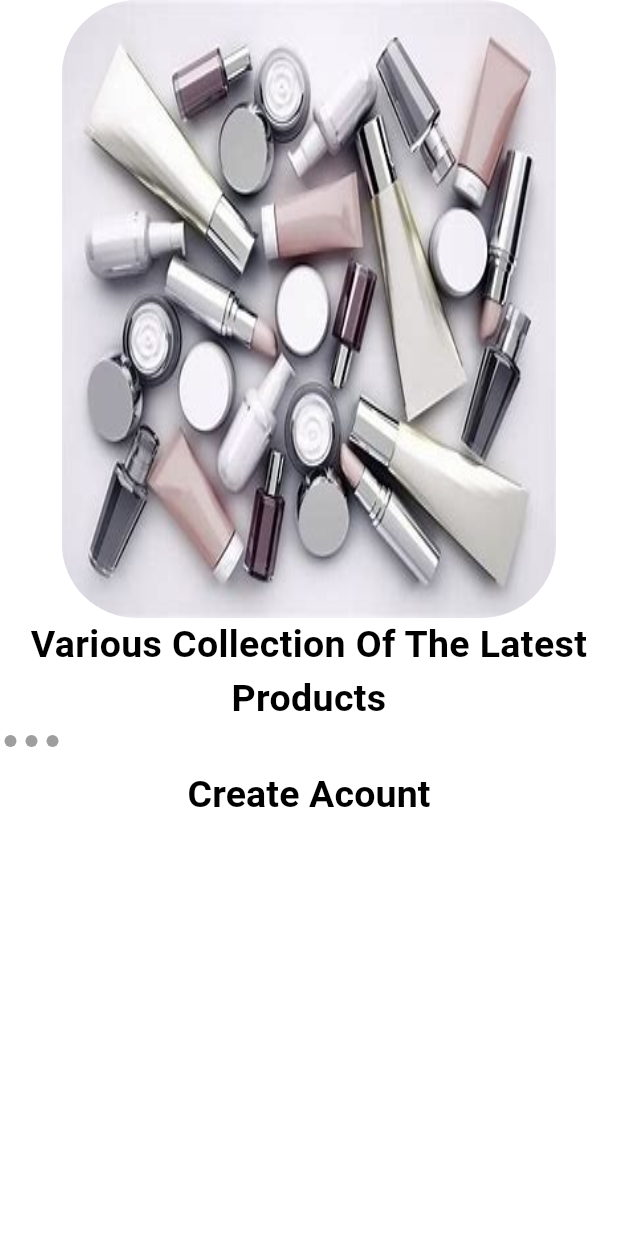
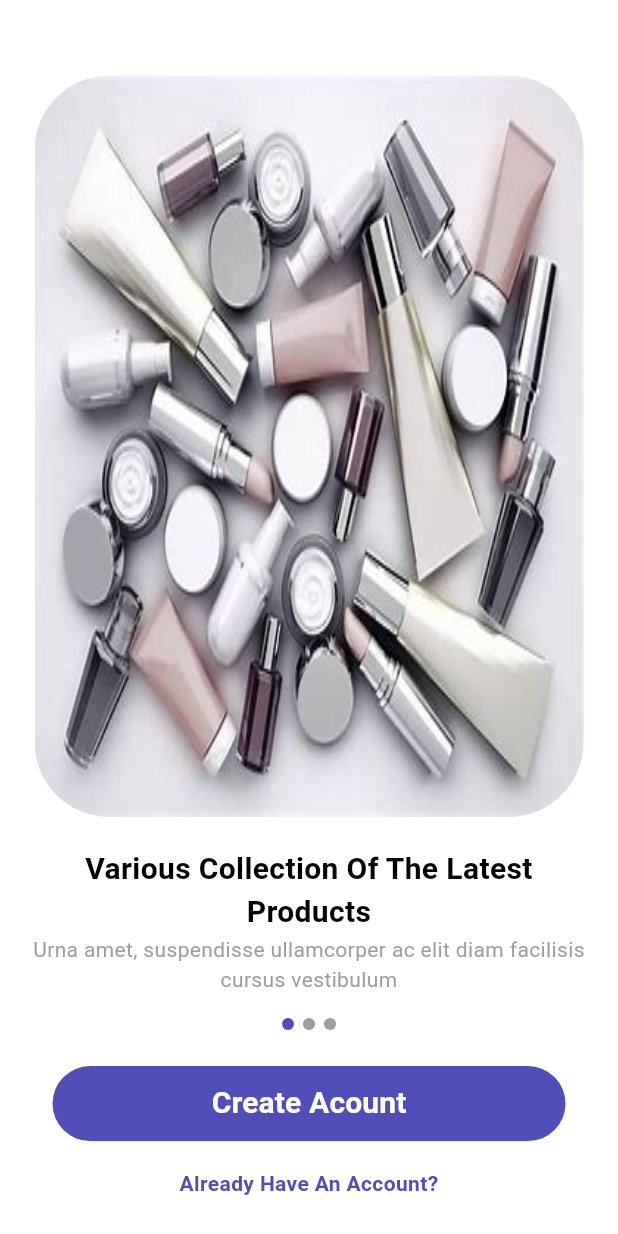
Before and after one commit to ibrahimalnagar45/Kutuku, a Flutter app: the screen it shows after launch, on a phone screen of 412 x 824 dp. Run offline on Flutter 3.47's test engine with Material 3 defaults, Android fonts, the phone set to English and light mode, and no system bars; our stand-ins replace flutter_svg, go_router.

Commit message:
Add registration feature and update onboarding view
- Added registration feature with register view and custom text field.
- Updated onboarding view with slider models, dots, and navigation button.

```diff
--- a/lib/constants.dart
+++ b/lib/constants.dart
@@ -1,4 +1,23 @@
 import 'package:flutter/material.dart';
+import 'package:kutuku/features/onboarding/data/models/slider_model.dart';
 
+const double kPrimaryPadding = 15;
 const Color kPrimaryColor = Color(0xff514eb7);
 const String kAppName = "Kutuku";
+const List<SliderModel> kSliders = [
+  SliderModel(
+      image: 'assets/images/onboarding1.jpeg',
+      title: 'Various Collection Of The Latest Products',
+      description:
+          'Urna amet, suspendisse ullamcorper ac elit diam facilisis cursus vestibulum'),
+  SliderModel(
+      image: 'assets/images/onboarding2.jpeg',
+      title: 'Various Collection Of The Latest Products',
+      description:
+          'Urna amet, suspendisse ullamcorper ac elit diam facilisis cursus vestibulum'),
+  SliderModel(
+      image: 'assets/images/onboarding3.jpeg',
+      title: 'Various Collection Of The Latest Products',
+      description:
+          'Urna amet, suspendisse ullamcorper ac elit diam facilisis cursus vestibulum')
+];
--- /dev/null
+++ b/lib/core/utils/helpers/build_outline_input_border.dart
@@ -0,0 +1,10 @@
+  import 'package:flutter/material.dart';
+
+import '../../../constants.dart';
+
+OutlineInputBorder BuildOutLineInputBorder({Color color = Colors.grey}) {
+    return OutlineInputBorder(
+      borderRadius: BorderRadius.circular(kPrimaryPadding),
+      borderSide: BorderSide(color: color),
+    );
+  }
--- a/lib/core/utils/routes.dart
+++ b/lib/core/utils/routes.dart
@@ -1,10 +1,13 @@
 import 'package:go_router/go_router.dart';
-import 'package:kutuku/features/onboarding/presentation/views/onboarding_view1.dart';
+import 'package:kutuku/features/auth/presentation/views/register_view.dart';
+import 'package:kutuku/features/onboarding/presentation/views/onboarding_view.dart';
 
 import '../../features/splash/presentaion/views/splah_view.dart';
 
 abstract class AppRoutes {
   static const String kONboarding = '/onboarding1';
+  static const String kRgister = '/register';
+
   static final routes = GoRouter(
     initialLocation: '/splash',
     routes: [
@@ -14,7 +17,11 @@ abstract class AppRoutes {
       ),
       GoRoute(
         path: kONboarding,
-        builder: (context, state) => const OnboardingView1(),
+        builder: (context, state) => const OnboardingView(),
+      ),
+      GoRoute(
+        path: kRgister,
+        builder: (context, state) => const Registerview(),
       ),
     ],
   );
--- a/lib/core/utils/styles.dart
+++ b/lib/core/utils/styles.dart
@@ -2,9 +2,12 @@ import 'package:flutter/material.dart';
 
 abstract class Styles {
   static const testStyle = TextStyle(color: Colors.white);
-  static const decStyle = TextStyle(
+  static const titleStyle = TextStyle(
     color: Colors.black,
-    fontSize: 25,
+    fontSize: 20,
     fontWeight: FontWeight.bold,
   );
+  static const desStyle = TextStyle(
+    color: Colors.grey,
+  );
 }
--- a/lib/core/utils/widgets/custom_button.dart
+++ b/lib/core/utils/widgets/custom_button.dart
@@ -1,4 +1,5 @@
 import 'package:flutter/material.dart';
+import 'package:kutuku/constants.dart';
 import 'package:kutuku/core/utils/styles.dart';
 
 class CustomButton extends StatelessWidget {
@@ -7,13 +8,23 @@ class CustomButton extends StatelessWidget {
   final void Function()? onPressed;
   @override
   Widget build(BuildContext context) {
-    return TextButton(
-      onPressed: () {},
-      child: ClipRRect(
-        borderRadius: BorderRadius.circular(15),
-        child: Text(
-          text,
-          style: Styles.decStyle,
+    return Padding(
+      padding: const EdgeInsets.symmetric(horizontal: 8.0),
+      child: TextButton(
+        onPressed: onPressed,
+        child: Container(
+          width: double.infinity,
+          height: 50,
+          decoration: BoxDecoration(
+            borderRadius: BorderRadius.circular(30),
+            color: kPrimaryColor,
+          ),
+          child: Center(
+            child: Text(
+              text,
+              style: Styles.titleStyle.copyWith(color: Colors.white),
+            ),
+          ),
         ),
       ),
     );
--- /dev/null
+++ b/lib/features/auth/presentation/views/register_view.dart
@@ -0,0 +1,18 @@
+import 'package:flutter/material.dart';
+import 'package:kutuku/constants.dart';
+import 'package:kutuku/features/auth/presentation/views/widgets/register_view_body.dart';
+
+class Registerview extends StatelessWidget {
+  const Registerview({super.key});
+
+  @override
+  Widget build(BuildContext context) {
+    return const Scaffold(
+        body: Padding(
+      padding: EdgeInsets.symmetric(
+        horizontal: kPrimaryPadding,
+      ),
+      child: RegisterViewBody(),
+    ));
+  }
+}
--- /dev/null
+++ b/lib/features/auth/presentation/views/widgets/custom_text_field.dart
@@ -0,0 +1,18 @@
+import 'package:flutter/material.dart';
+import 'package:kutuku/constants.dart';
+
+import '../../../../../core/utils/helpers/build_outline_input_border.dart';
+
+class CustomFormTextFiled extends StatelessWidget {
+  const CustomFormTextFiled({super.key});
+
+  @override
+  Widget build(BuildContext context) {
+    return TextFormField(
+      decoration: InputDecoration(
+          border: BuildOutLineInputBorder(),
+          disabledBorder: BuildOutLineInputBorder(),
+          enabledBorder: BuildOutLineInputBorder(color: kPrimaryColor)),
+    );
+  }
+}
--- /dev/null
+++ b/lib/features/auth/presentation/views/widgets/register_view_body.dart
@@ -0,0 +1,27 @@
+import 'package:flutter/material.dart';
+import 'package:kutuku/core/utils/styles.dart';
+import 'package:kutuku/core/utils/widgets/custom_button.dart';
+import 'package:kutuku/features/auth/presentation/views/widgets/custom_text_field.dart';
+
+class RegisterViewBody extends StatelessWidget {
+  const RegisterViewBody({super.key});
+
+  @override
+  Widget build(BuildContext context) {
+    return ListView(
+      children: [
+        const SafeArea(
+          child: Text(
+            'Create Acount',
+            style: Styles.titleStyle,
+          ),
+        ),
+        const Text(
+          'start shopping with create an acount',
+          style: Styles.desStyle,
+        ),
+        CustomFormTextFiled(),
+      ],
+    );
+  }
+}
--- /dev/null
+++ b/lib/features/onboarding/data/models/slider_model.dart
@@ -0,0 +1,16 @@
+class SliderModel {
+  final String image;
+  final String title;
+  final String description;
+
+  const SliderModel({
+    required this.image,
+    required this.title,
+    required this.description,
+  });
+
+
+
+
+
+}
--- a/lib/features/onboarding/presentation/views/onboarding_view1.dart
+++ b/lib/features/onboarding/presentation/views/onboarding_view.dart
@@ -1,15 +1,19 @@
 import 'package:flutter/material.dart';
+import 'package:kutuku/constants.dart';
 
 import 'package:kutuku/features/onboarding/presentation/views/widgets/onboarding_view.body.dart';
 
-class OnboardingView1 extends StatelessWidget {
-  const OnboardingView1({super.key});
+class OnboardingView extends StatelessWidget {
+  const OnboardingView({super.key});
 
   @override
   Widget build(BuildContext context) {
     return const Scaffold(
       backgroundColor: Colors.white,
-      body: OnboardingViewBody(),
+      body: Padding(
+        padding: EdgeInsets.symmetric(horizontal: kPrimaryPadding),
+        child: OnboardingViewBody(),
+      ),
     );
   }
 }
--- /dev/null
+++ b/lib/features/onboarding/presentation/views/widgets/build_dots.dart
@@ -0,0 +1,30 @@
+import 'package:flutter/material.dart';
+import 'package:flutter/widgets.dart';
+import '../../../../../constants.dart';
+
+class BuildDots extends StatelessWidget {
+  const BuildDots({super.key, required this.currentIndex});
+  final int currentIndex;
+
+  @override
+  Widget build(BuildContext context) {
+    return SizedBox(
+      width: 24 + 18,
+      child: ListView.builder(
+        itemCount: 3,
+        scrollDirection: Axis.horizontal,
+        itemBuilder: (context, index) => Padding(
+          padding: const EdgeInsets.symmetric(horizontal: 3.0),
+          child: AnimatedContainer(
+            duration: const Duration(seconds: 1),
+            child: CircleAvatar(
+              radius: 4,
+              backgroundColor:
+                  currentIndex == index ? kPrimaryColor : Colors.grey,
+            ),
+          ),
+        ),
+      ),
+    );
+  }
+}
--- a/lib/features/onboarding/presentation/views/widgets/onboarding_dot_list.dart
+++ /dev/null
@@ -1,19 +0,0 @@
-import 'package:flutter/material.dart';
-
-class DotsList extends StatelessWidget {
-  const DotsList({super.key});
-
-  @override
-  Widget build(BuildContext context) {
-    return ListView.builder(
-        itemCount: 3,
-        scrollDirection: Axis.horizontal,
-        itemBuilder: (context, index) => const Padding(
-              padding:   EdgeInsets.symmetric(horizontal: 3.0),
-              child:   CircleAvatar(
-                radius: 4,
-                backgroundColor: Colors.grey,
-              ),
-            ));
-  }
-}
--- a/lib/features/onboarding/presentation/views/widgets/onboarding_image_container.dart
+++ b/lib/features/onboarding/presentation/views/widgets/onboarding_image_container.dart
@@ -7,20 +7,19 @@ class OnboardingImageContainer extends StatelessWidget {
   @override
   Widget build(BuildContext context) {
     return Container(
-      height: MediaQuery.of(context).size.height * 0.5,
-      width: MediaQuery.of(context).size.width * .8,
-      decoration: BoxDecoration(
-        color: Colors.white,
-        borderRadius: BorderRadius.circular(50),
-        image: DecorationImage(
-          image: AssetImage(image),
+        // height: MediaQuery.of(context).size.height * 0.5,
+        // width: MediaQuery.of(context).size.width * .8,
+        decoration: BoxDecoration(
+          borderRadius: BorderRadius.circular(50),
+          //   image: DecorationImage(
+          //     image: AssetImage(image),
+          //     fit: BoxFit.fill,
+          //   ),
+          //
+        ),
+        child: Image.asset(
+          'assets/images/onboarding1.jpeg',
           fit: BoxFit.fill,
-        ),
-      ),
-      // child: Image.asset(
-      //   'assets/images/onboarding1.jpeg',
-      //   fit: BoxFit.cover,
-      // )
-    );
+        ));
   }
 }
--- a/lib/features/onboarding/presentation/views/widgets/onboarding_view.body.dart
+++ b/lib/features/onboarding/presentation/views/widgets/onboarding_view.body.dart
@@ -1,31 +1,119 @@
+import 'package:flutter/cupertino.dart';
 import 'package:flutter/material.dart';
 import 'package:flutter/widgets.dart';
+import 'package:go_router/go_router.dart';
+import 'package:kutuku/constants.dart';
+import 'package:kutuku/core/utils/routes.dart';
 import 'package:kutuku/core/utils/styles.dart';
 import 'package:kutuku/core/utils/widgets/custom_button.dart';
-import 'package:kutuku/features/onboarding/presentation/views/widgets/onboarding_dot_list.dart';
-import 'package:kutuku/features/onboarding/presentation/views/widgets/onboarding_image_container.dart';
-import 'package:kutuku/features/onboarding/presentation/views/widgets/onboarding_images_list.dart';
+import 'package:kutuku/features/onboarding/data/models/slider_model.dart';
+import 'package:kutuku/features/onboarding/presentation/views/widgets/build_dots.dart';
 
-class OnboardingViewBody extends StatelessWidget {
+class OnboardingViewBody extends StatefulWidget {
   const OnboardingViewBody({super.key});
 
   @override
+  State<OnboardingViewBody> createState() => _OnboardingViewBodyState();
+}
+
+class _OnboardingViewBodyState extends State<OnboardingViewBody> {
+  List<SliderModel>? sliders;
+  int currentIndex = 0;
+  late PageController _pageController;
+
+  @override
+  void initState() {
+    sliders = kSliders;
+    _pageController = PageController(initialPage: 0);
+    super.initState();
+  }
+
+  @override
+  void dispose() {
+    _pageController.dispose();
+    super.dispose();
+  }
+
+  @override
   Widget build(BuildContext context) {
-    return const Column(
+    return Column(
+      mainAxisAlignment: MainAxisAlignment.center,
       crossAxisAlignment: CrossAxisAlignment.center,
       children: [
-        OnboardingImageContainer(image: 'assets/images/onboarding1.jpeg'),
-        Text(
-          "Various Collection Of The Latest Products",
-          textAlign: TextAlign.center,
-          style: Styles.decStyle,
+        const SizedBox(
+          height: 25,
         ),
         SizedBox(
+          height: MediaQuery.of(context).size.height * .6,
+          width: MediaQuery.of(context).size.width * 3,
+          child: buildOnboardingPageViews(),
+        ),
+        // OnboardingImageContainer(image: 'assets/images/onboarding1.jpeg'),
+
+        const SizedBox(
           height: 20,
-          child: DotsList(),
         ),
-        CustomButton(text: 'Create Acount')
+        Text(
+          sliders![currentIndex].title,
+          textAlign: TextAlign.center,
+          style: Styles.titleStyle,
+        ),
+        Text(
+          sliders![currentIndex].description,
+          textAlign: TextAlign.center,
+          style: Styles.desStyle,
+        ),
+        SizedBox(
+          height: 40,
+          child: BuildDots(
+            currentIndex: currentIndex,
+          ),
+        ),
+        CustomButton(
+          text: 'Create Acount',
+          onPressed: () {
+            GoRouter.of(context).push(AppRoutes.kRgister);
+          },
+        ),
+        const SizedBox(
+          height: 10,
+        ),
+        Text(
+          'Already Have An Account?',
+          textAlign: TextAlign.center,
+          style: Styles.desStyle
+              .copyWith(color: kPrimaryColor, fontWeight: FontWeight.bold),
+        ),
       ],
     );
   }
+
+  PageView buildOnboardingPageViews() {
+    return PageView.builder(
+      scrollDirection: Axis.horizontal,
+      onPageChanged: (value) {
+        setState(
+          () {
+            currentIndex = value;
+          },
+        );
+      },
+      itemCount: sliders!.length,
+      itemBuilder: (context, index) {
+        return Padding(
+          padding: const EdgeInsets.symmetric(horizontal: 8.0),
+          child: ClipRRect(
+            borderRadius: BorderRadius.circular(50),
+            child: AnimatedContainer(
+              duration: const Duration(seconds: 1),
+              child: Image.asset(
+                sliders![index].image,
+                fit: BoxFit.fill,
+              ),
+            ),
+          ),
+        );
+      },
+    );
+  }
 }
```
